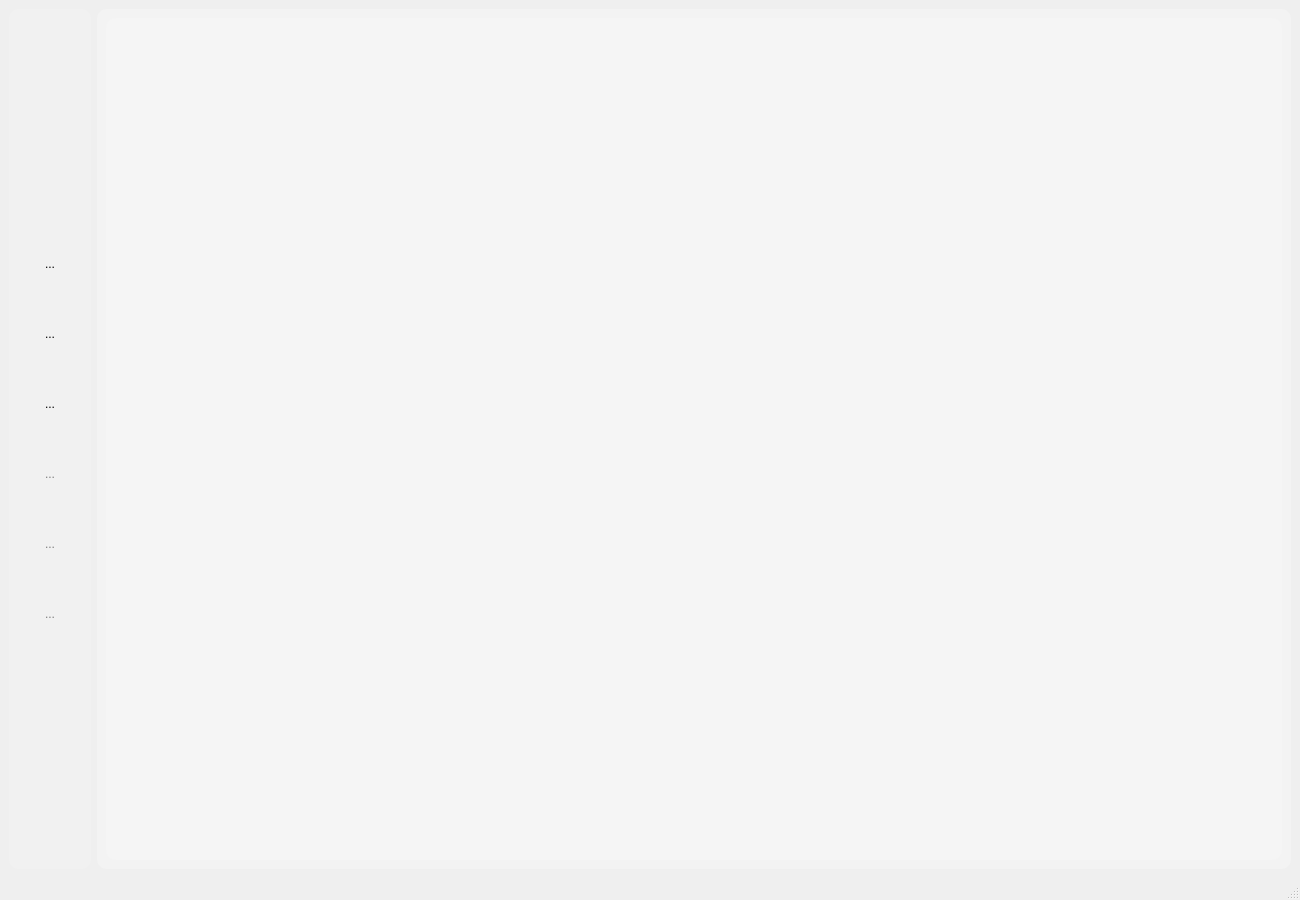
First picture: the form in mainwindow.ui, repository mikejg/CamHelper, before the edit.
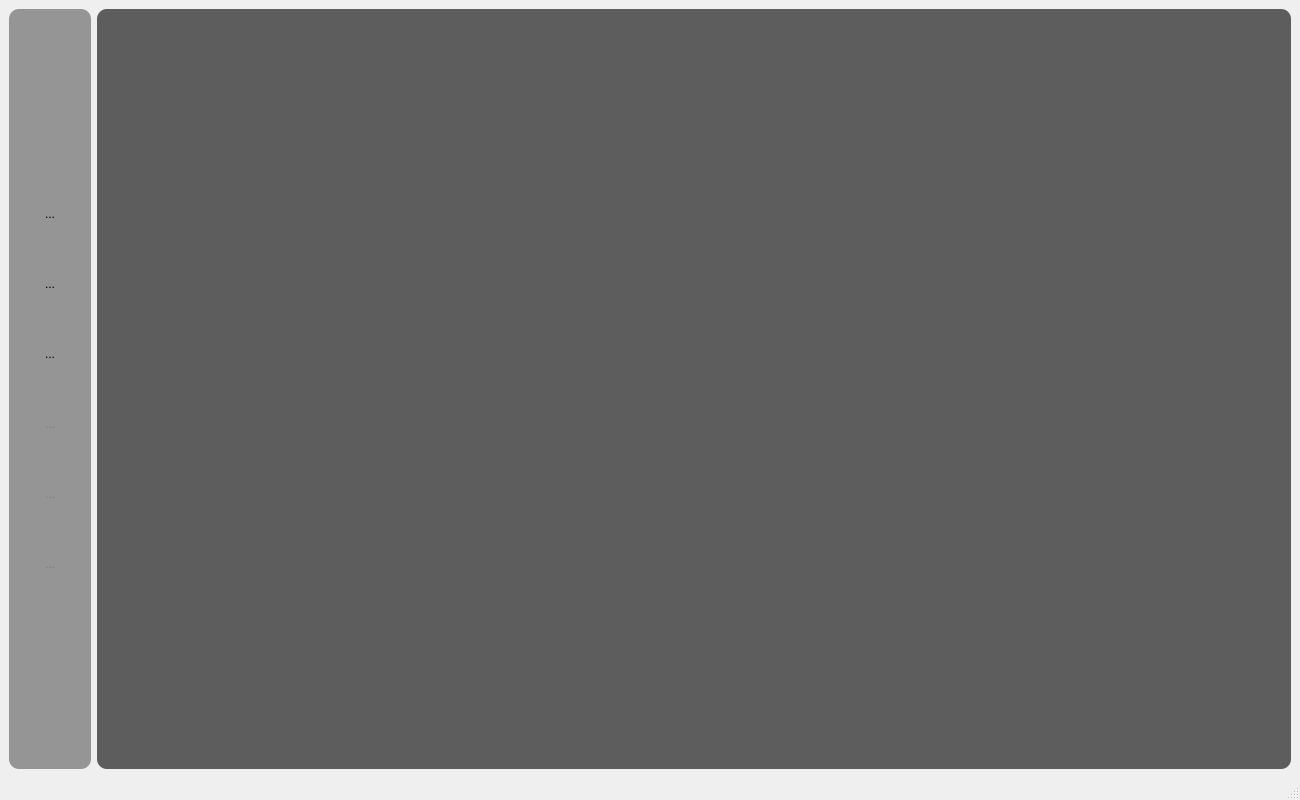
Second picture: the form after the edit. The open tabs and pages were chosen to show the change. Icons and pictures are not drawn. Custom widgets are drawn as their Qt base class.

Patch:
```diff
--- a/mainwindow.ui
+++ b/mainwindow.ui
@@ -7,7 +7,7 @@
     <x>0</x>
     <y>0</y>
     <width>1300</width>
-    <height>900</height>
+    <height>800</height>
    </rect>
   </property>
   <property name="sizePolicy">
@@ -19,13 +19,13 @@
   <property name="minimumSize">
    <size>
     <width>1300</width>
-    <height>900</height>
+    <height>700</height>
    </size>
   </property>
   <property name="maximumSize">
    <size>
-    <width>2000</width>
-    <height>2000</height>
+    <width>16777215</width>
+    <height>16777215</height>
    </size>
   </property>
   <property name="windowTitle">
@@ -39,7 +39,7 @@
 	border-color: rgba(192,192,192,0);}
 
 QFrame{border-radius:10px;
-                background-color: rgba(255, 255, 255, 32); }
+                background-color: rgba(0,0,0, 96); }
 
 </string>
    </property>
@@ -944,19 +944,15 @@
     <item>
      <widget class="QStackedWidget" name="stackedWidget">
       <property name="styleSheet">
-       <string notr="true">background-color: rgba(255, 255, 255, 32);
+       <string notr="true">background-color: rgba(0,0,0, 96);
 border-radius: 10px</string>
       </property>
       <property name="currentIndex">
        <number>4</number>
       </property>
       <widget class="Tab_Project" name="tab_Project"/>
-      <widget class="QWidget" name="tab_ToolList">
-       <layout class="QVBoxLayout" name="verticalLayout">
-        <item>
-         <widget class="QTableView" name="tableView_ToolList"/>
-        </item>
-       </layout>
+      <widget class="ToolSheet" name="tab_ToolSheet">
+       <layout class="QVBoxLayout" name="verticalLayout"/>
       </widget>
       <widget class="Dialog_Init" name="tab_Init"/>
       <widget class="Logging" name="tab_Logging">
@@ -1006,6 +1002,12 @@
    <header>Dialoge/dialog_init.h</header>
    <container>1</container>
   </customwidget>
+  <customwidget>
+   <class>ToolSheet</class>
+   <extends>QWidget</extends>
+   <header>ToolSheet/toolsheet.h</header>
+   <container>1</container>
+  </customwidget>
  </customwidgets>
  <resources/>
  <connections/>
```
Left out of the diff: 3 changed lines with no effect on the pictures.
